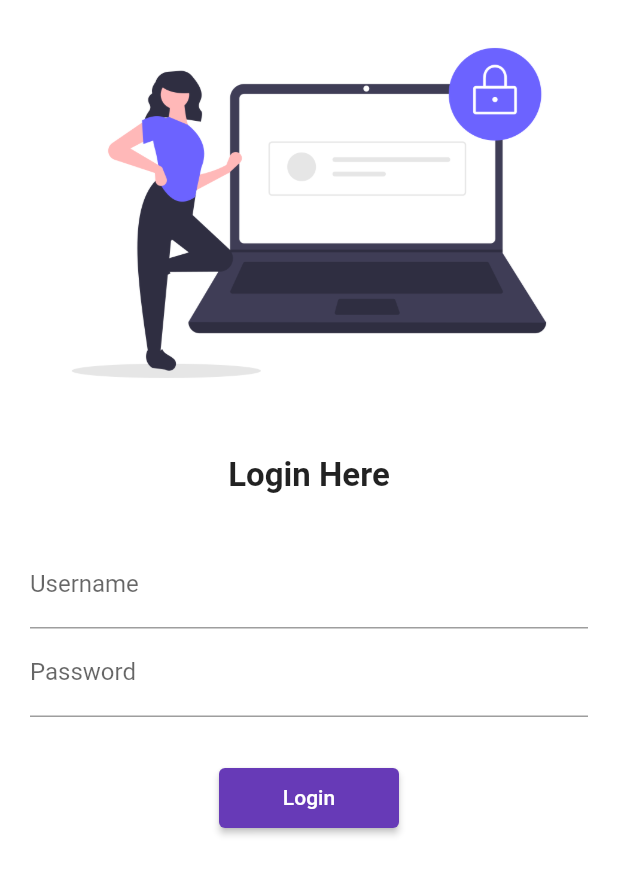
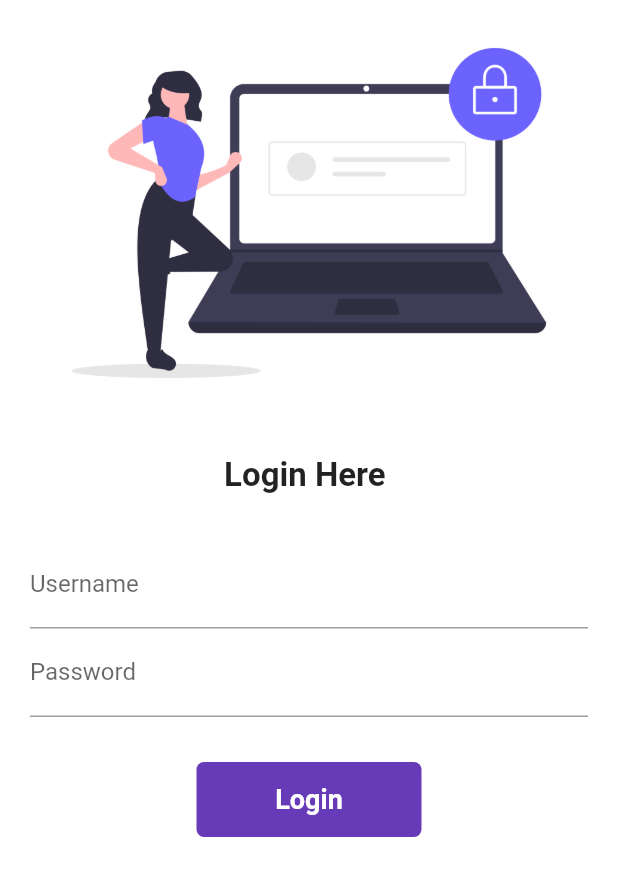
Before and after one commit to somukhan9/flutter-30-days, a Flutter app: the screen it shows after launch, on a phone screen of 412 x 824 dp. Shown: the top 876 px of the screen. Run offline on Flutter 3.47's test engine with Material 2 defaults, Android fonts, the phone set to English and light mode, and no system bars.

Commit message:
Day 6 Completed.

```diff
--- a/lib/pages/login_page.dart
+++ b/lib/pages/login_page.dart
@@ -1,10 +1,16 @@
 import 'package:flutter/material.dart';
-// import 'package:google_fonts/google_fonts.dart';
+import 'package:practice/utils/my_routes.dart';
 
-import '../utils/my_routes.dart';
+class LoginPage extends StatefulWidget {
+  const LoginPage({super.key});
 
-class LoginPage extends StatelessWidget {
-  const LoginPage({super.key});
+  @override
+  State<LoginPage> createState() => _LoginPageState();
+}
+
+class _LoginPageState extends State<LoginPage> {
+  String name = "";
+  bool changeButton = false;
 
   @override
   Widget build(BuildContext context) {
@@ -13,13 +19,16 @@ class LoginPage extends StatelessWidget {
       child: SingleChildScrollView(
         child: Column(
           children: [
-            Image.asset('assets/images/login_image.png'),
+            Image.asset(
+              'assets/images/login_image.png',
+              fit: BoxFit.cover,
+            ),
             const SizedBox(
               height: 20,
             ),
-            const Text(
-              'Login Here',
-              style: TextStyle(
+            Text(
+              'Login Here $name',
+              style: const TextStyle(
                 fontSize: 22,
                 fontWeight: FontWeight.bold,
               ),
@@ -32,6 +41,11 @@ class LoginPage extends StatelessWidget {
               child: Column(
                 children: [
                   TextFormField(
+                    onChanged: (value) {
+                      setState(() {
+                        name = value;
+                      });
+                    },
                     decoration: const InputDecoration(
                         hintText: "Enter Username", label: Text('Username')),
                   ),
@@ -46,15 +60,46 @@ class LoginPage extends StatelessWidget {
             const SizedBox(
               height: 20,
             ),
-            ElevatedButton(
-              onPressed: () {
+            InkWell(
+              onTap: () async {
+                setState(() {
+                  changeButton = true;
+                });
+                await Future.delayed(const Duration(seconds: 1));
                 Navigator.pushNamed(context, MyRoutes.homeRoute);
               },
-              style: TextButton.styleFrom(
-                  foregroundColor: Colors.white,
-                  minimumSize: const Size(120, 40)),
-              child: const Text('Login'),
+              child: AnimatedContainer(
+                duration: const Duration(seconds: 1),
+                width: changeButton ? 50 : 150,
+                height: 50,
+                alignment: Alignment.center,
+                decoration: BoxDecoration(
+                  color: Colors.deepPurple,
+                  borderRadius: BorderRadius.circular(changeButton ? 50 : 5),
+                ),
+                child: changeButton
+                    ? const Icon(
+                        Icons.done,
+                        color: Colors.white,
+                      )
+                    : const Text(
+                        'Login',
+                        style: TextStyle(
+                            fontSize: 18,
+                            fontWeight: FontWeight.bold,
+                            color: Colors.white),
+                      ),
+              ),
             )
+            // ElevatedButton(
+            //   onPressed: () {
+            //     Navigator.pushNamed(context, MyRoutes.homeRoute);
+            //   },
+            //   style: TextButton.styleFrom(
+            //       foregroundColor: Colors.white,
+            //       minimumSize: const Size(120, 40)),
+            //   child: const Text('Login'),
+            // )
           ],
         ),
       ),
```
